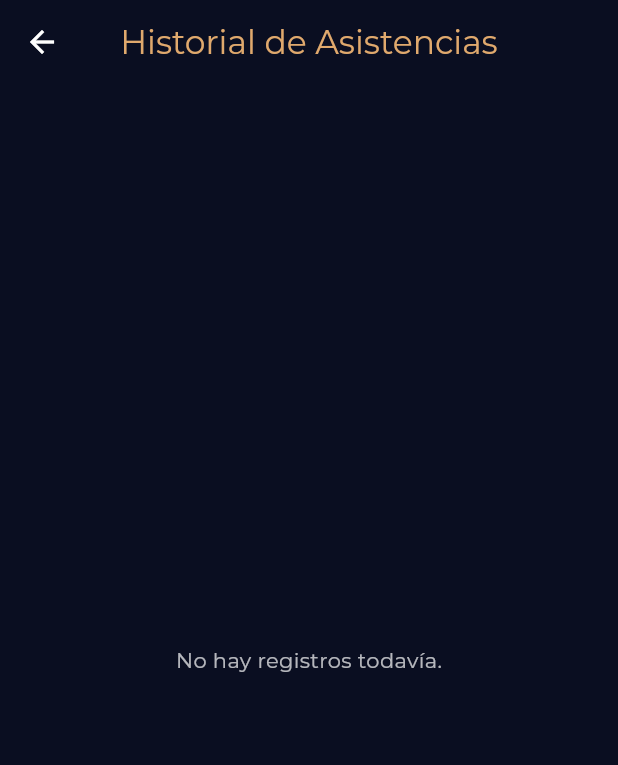
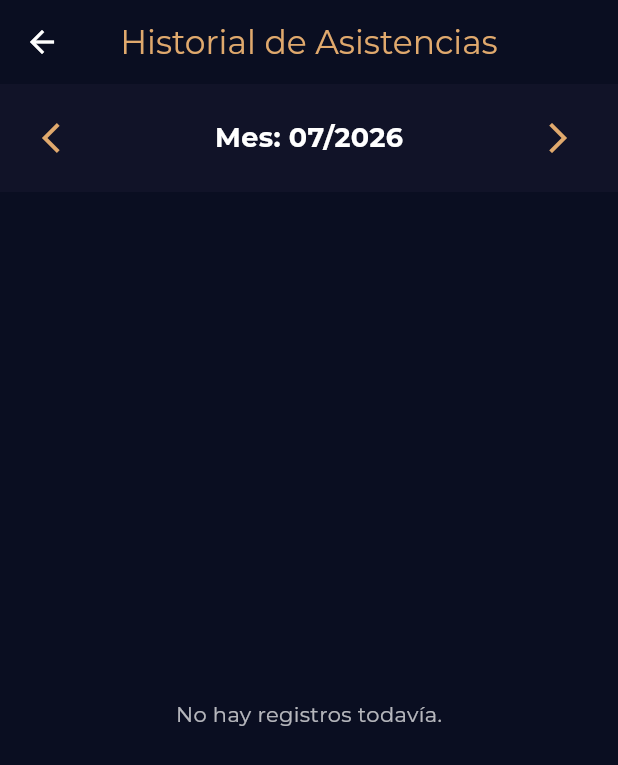
Before and after one commit to Adrw2019/asistencia-app, a Flutter app: the HistoryScreen screen opened directly, on a phone screen of 412 x 824 dp. Shown: the top 765 px of the screen. Run offline on Flutter 3.47's test engine with Material 3 defaults, Android fonts, the phone set to English and light mode, and no system bars; our stand-ins replace firebase_core, firebase_messaging, flutter_local_notifications, google_fonts, qr_flutter, shared_preferences and 1 more; accounts and stored records are empty; network calls fail.

Commit message:
feat: add month selector to history screen

```diff
--- a/app/lib/screens/history_screen.dart
+++ b/app/lib/screens/history_screen.dart
@@ -12,6 +12,7 @@ class _HistoryScreenState extends State<HistoryScreen> {
   List<dynamic> _historial = [];
   bool _loading = true;
   int _modoCalculo = 1;
+  DateTime _selectedDate = DateTime.now();
 
   @override
   void initState() {
@@ -20,23 +21,54 @@ class _HistoryScreenState extends State<HistoryScreen> {
   }
 
   Future<void> _load() async {
+    setState(() => _loading = true);
     final conf = await ApiService.getConfig();
     if (conf['success'] == true && conf['data'] != null) {
       _modoCalculo = conf['data']['modo_calculo'] ?? 1;
     }
-    final res = await ApiService.historial();
+
+    final startOfMonth = DateTime(_selectedDate.year, _selectedDate.month, 1);
+    final endOfMonth = DateTime(_selectedDate.year, _selectedDate.month + 1, 0);
+    final desde = "${startOfMonth.year}-${startOfMonth.month.toString().padLeft(2, '0')}-01";
+    final hasta = "${endOfMonth.year}-${endOfMonth.month.toString().padLeft(2, '0')}-${endOfMonth.day.toString().padLeft(2, '0')}";
+
+    final res = await ApiService.historial(desde: desde, hasta: hasta);
     if (res['success'] == true) {
       _historial = res['data'] ?? [];
     }
     setState(() => _loading = false);
   }
 
+  void _changeMonth(int delta) {
+    setState(() {
+      _selectedDate = DateTime(_selectedDate.year, _selectedDate.month + delta, 1);
+    });
+    _load();
+  }
+
   @override
   Widget build(BuildContext context) {
+    final mesActual = "${_selectedDate.month.toString().padLeft(2, '0')}/${_selectedDate.year}";
+
     return Scaffold(
       backgroundColor: const Color(0xFF0A0E21),
       appBar: AppBar(title: const Text('Historial de Asistencias', style: TextStyle(color: Color(0xFFE0A96D)))),
-      body: _loading
+      body: Column(
+        children: [
+          Container(
+            padding: const EdgeInsets.symmetric(vertical: 12, horizontal: 16),
+            color: const Color(0xFF111328),
+            child: Row(
+              mainAxisAlignment: MainAxisAlignment.spaceBetween,
+              children: [
+                IconButton(icon: const Icon(Icons.arrow_back_ios, color: Color(0xFFE0A96D)), onPressed: () => _changeMonth(-1)),
+                Text('Mes: $mesActual', style: const TextStyle(color: Colors.white, fontSize: 18, fontWeight: FontWeight.bold)),
+                IconButton(icon: const Icon(Icons.arrow_forward_ios, color: Color(0xFFE0A96D)), onPressed: () => _changeMonth(1)),
+              ],
+            ),
+          ),
+          Expanded(
+            child: _loading
                 ? const Center(child: CircularProgressIndicator())
                 : _historial.isEmpty
                     ? const Center(child: Text('No hay registros todavía.', style: TextStyle(color: Colors.white70)))
@@ -147,6 +179,9 @@ class _HistoryScreenState extends State<HistoryScreen> {
                           );
                         },
                       ),
+          ),
+        ],
+      ),
     );
   }
 
```
Also changed, not shown: app/lib/services/api_service.dart (+9 -2 lines). Lines whose indentation alone changed are shown as unchanged.
